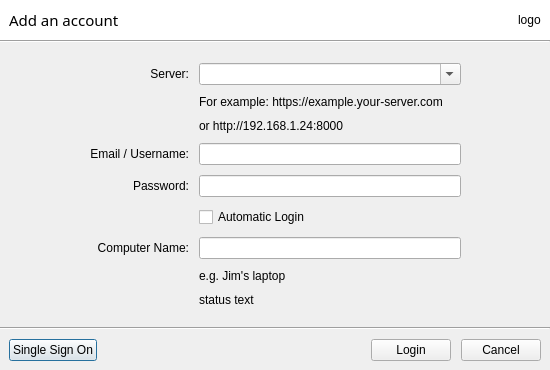
The window that ui/login-dialog.ui (haiwen/seadrive-gui) describes before a commit, drawn with Qt 5.
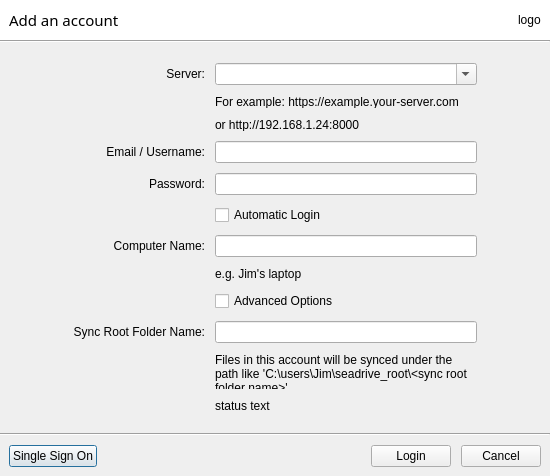
The same window after the commit.

Commit message: Support custom sync root name (#463)

The edit to the form file:
```diff
--- a/ui/login-dialog.ui
+++ b/ui/login-dialog.ui
@@ -7,9 +7,15 @@
     <x>0</x>
     <y>0</y>
     <width>550</width>
-    <height>349</height>
+    <height>476</height>
    </rect>
   </property>
+  <property name="sizePolicy">
+   <sizepolicy hsizetype="Expanding" vsizetype="Expanding">
+    <horstretch>0</horstretch>
+    <verstretch>0</verstretch>
+   </sizepolicy>
+  </property>
   <property name="windowTitle">
    <string>Dialog</string>
   </property>
@@ -125,6 +131,63 @@
        <property name="spacing">
         <number>10</number>
        </property>
+       <item row="3" column="2">
+        <widget class="QLineEdit" name="mPassword">
+         <property name="echoMode">
+          <enum>QLineEdit::Password</enum>
+         </property>
+        </widget>
+       </item>
+       <item row="2" column="0">
+        <widget class="QLabel" name="label_2">
+         <property name="text">
+          <string>Email / Username:</string>
+         </property>
+         <property name="alignment">
+          <set>Qt::AlignRight|Qt::AlignTrailing|Qt::AlignVCenter</set>
+         </property>
+        </widget>
+       </item>
+       <item row="4" column="2">
+        <layout class="QGridLayout" name="automaticLoginLayout">
+         <property name="verticalSpacing">
+          <number>0</number>
+         </property>
+         <item row="0" column="0">
+          <widget class="QCheckBox" name="mAutomaticLogin">
+           <property name="text">
+            <string>Automatic Login</string>
+           </property>
+          </widget>
+         </item>
+         <item row="1" column="0">
+          <spacer name="verticalSpacer4">
+           <property name="orientation">
+            <enum>Qt::Vertical</enum>
+           </property>
+           <property name="sizeHint" stdset="0">
+            <size>
+             <width>20</width>
+             <height>4</height>
+            </size>
+           </property>
+          </spacer>
+         </item>
+        </layout>
+       </item>
+       <item row="8" column="2">
+        <widget class="QLineEdit" name="mSyncRootFolderName"/>
+       </item>
+       <item row="3" column="0">
+        <widget class="QLabel" name="label_3">
+         <property name="text">
+          <string>Password:</string>
+         </property>
+         <property name="alignment">
+          <set>Qt::AlignRight|Qt::AlignTrailing|Qt::AlignVCenter</set>
+         </property>
+        </widget>
+       </item>
        <item row="0" column="0">
         <widget class="QLabel" name="serverUrl">
          <property name="text">
@@ -135,14 +198,54 @@
          </property>
         </widget>
        </item>
-       <item row="0" column="1">
+       <item row="7" column="2">
+        <widget class="QCheckBox" name="mAdvancedOptions">
+         <property name="text">
+          <string>Advanced Options</string>
+         </property>
+        </widget>
+       </item>
+       <item row="6" column="2">
+        <widget class="QLabel" name="hint_3">
+         <property name="text">
+          <string>e.g. Jim's laptop</string>
+         </property>
+        </widget>
+       </item>
+       <item row="0" column="2">
         <widget class="QComboBox" name="mServerAddr">
          <property name="editable">
           <bool>true</bool>
          </property>
         </widget>
        </item>
-       <item row="1" column="1">
+       <item row="8" column="0">
+        <widget class="QLabel" name="label_7">
+         <property name="text">
+          <string>Sync Root Folder Name:</string>
+         </property>
+         <property name="alignment">
+          <set>Qt::AlignRight|Qt::AlignTrailing|Qt::AlignVCenter</set>
+         </property>
+        </widget>
+       </item>
+       <item row="5" column="2">
+        <widget class="QLineEdit" name="mComputerName"/>
+       </item>
+       <item row="5" column="0">
+        <widget class="QLabel" name="label_5">
+         <property name="text">
+          <string>Computer Name:</string>
+         </property>
+         <property name="alignment">
+          <set>Qt::AlignRight|Qt::AlignTrailing|Qt::AlignVCenter</set>
+         </property>
+         <property name="wordWrap">
+          <bool>true</bool>
+         </property>
+        </widget>
+       </item>
+       <item row="1" column="2">
         <layout class="QVBoxLayout" name="serverNoteLayout">
          <item>
           <widget class="QLabel" name="hint">
@@ -163,19 +266,6 @@
            </property>
           </widget>
          </item>
-         <item>
-          <spacer name="verticalSpacer2">
-           <property name="orientation">
-            <enum>Qt::Vertical</enum>
-           </property>
-           <property name="sizeHint" stdset="0">
-            <size>
-             <width>20</width>
-             <height>-4</height>
-            </size>
-           </property>
-          </spacer>
-         </item>
          <item>
           <widget class="QLabel" name="hint_2">
            <property name="enabled">
@@ -189,102 +279,12 @@
            </property>
           </widget>
          </item>
-         <item>
-          <spacer name="verticalSpacer3">
-           <property name="orientation">
-            <enum>Qt::Vertical</enum>
-           </property>
-           <property name="sizeHint" stdset="0">
-            <size>
-             <width>20</width>
-             <height>4</height>
-            </size>
-           </property>
-          </spacer>
-         </item>
         </layout>
        </item>
-       <item row="2" column="0">
-        <widget class="QLabel" name="label_2">
-         <property name="text">
-          <string>Email / Username:</string>
-         </property>
-         <property name="alignment">
-          <set>Qt::AlignRight|Qt::AlignTrailing|Qt::AlignVCenter</set>
-         </property>
-        </widget>
-       </item>
-       <item row="2" column="1">
+       <item row="2" column="2">
         <widget class="QLineEdit" name="mUsername"/>
        </item>
-       <item row="3" column="0">
-        <widget class="QLabel" name="label_3">
-         <property name="text">
-          <string>Password:</string>
-         </property>
-         <property name="alignment">
-          <set>Qt::AlignRight|Qt::AlignTrailing|Qt::AlignVCenter</set>
-         </property>
-        </widget>
-       </item>
-       <item row="3" column="1">
-        <widget class="QLineEdit" name="mPassword">
-         <property name="echoMode">
-          <enum>QLineEdit::Password</enum>
-         </property>
-        </widget>
-       </item>
-       <item row="4" column="1">
-        <layout class="QGridLayout" name="automaticLoginLayout">
-         <property name="verticalSpacing">
-          <number>0</number>
-         </property>
-         <item row="0" column="0">
-          <widget class="QCheckBox" name="mAutomaticLogin">
-           <property name="text">
-            <string>Automatic Login</string>
-           </property>
-          </widget>
-         </item>
-         <item row="1" column="0">
-          <spacer name="verticalSpacer4">
-           <property name="orientation">
-            <enum>Qt::Vertical</enum>
-           </property>
-           <property name="sizeHint" stdset="0">
-            <size>
-             <width>20</width>
-             <height>4</height>
-            </size>
-           </property>
-          </spacer>
-         </item>
-        </layout>
-       </item>
-       <item row="5" column="0">
-        <widget class="QLabel" name="label_5">
-         <property name="text">
-          <string>Computer Name:</string>
-         </property>
-         <property name="alignment">
-          <set>Qt::AlignRight|Qt::AlignTrailing|Qt::AlignVCenter</set>
-         </property>
-         <property name="wordWrap">
-          <bool>true</bool>
-         </property>
-        </widget>
-       </item>
-       <item row="5" column="1">
-        <widget class="QLineEdit" name="mComputerName"/>
-       </item>
-       <item row="6" column="1">
-        <widget class="QLabel" name="hint_3">
-         <property name="text">
-          <string>e.g. Jim's laptop</string>
-         </property>
-        </widget>
-       </item>
-       <item row="7" column="1">
+       <item row="10" column="2">
         <widget class="QLabel" name="mStatusText">
          <property name="enabled">
           <bool>true</bool>
@@ -294,6 +294,16 @@
          </property>
         </widget>
        </item>
+       <item row="9" column="2">
+        <widget class="QLabel" name="hint_4">
+         <property name="text">
+          <string>&lt;html&gt;&lt;head/&gt;&lt;body&gt;&lt;p&gt;Files in this account will be synced under the path like 'C:\users\Jim\seadrive_root\&amp;lt;sync root folder name&amp;gt;'&lt;/p&gt;&lt;/body&gt;&lt;/html&gt;</string>
+         </property>
+         <property name="wordWrap">
+          <bool>true</bool>
+         </property>
+        </widget>
+       </item>
       </layout>
      </item>
      <item>
```
The commit also changes 5 other files.
